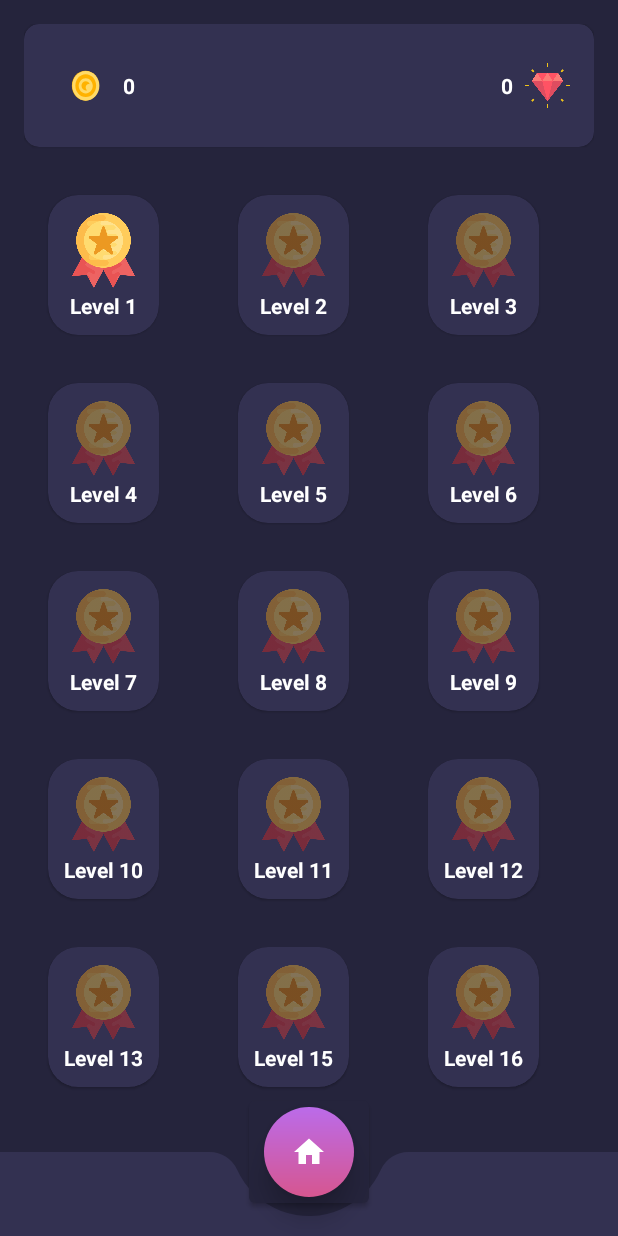
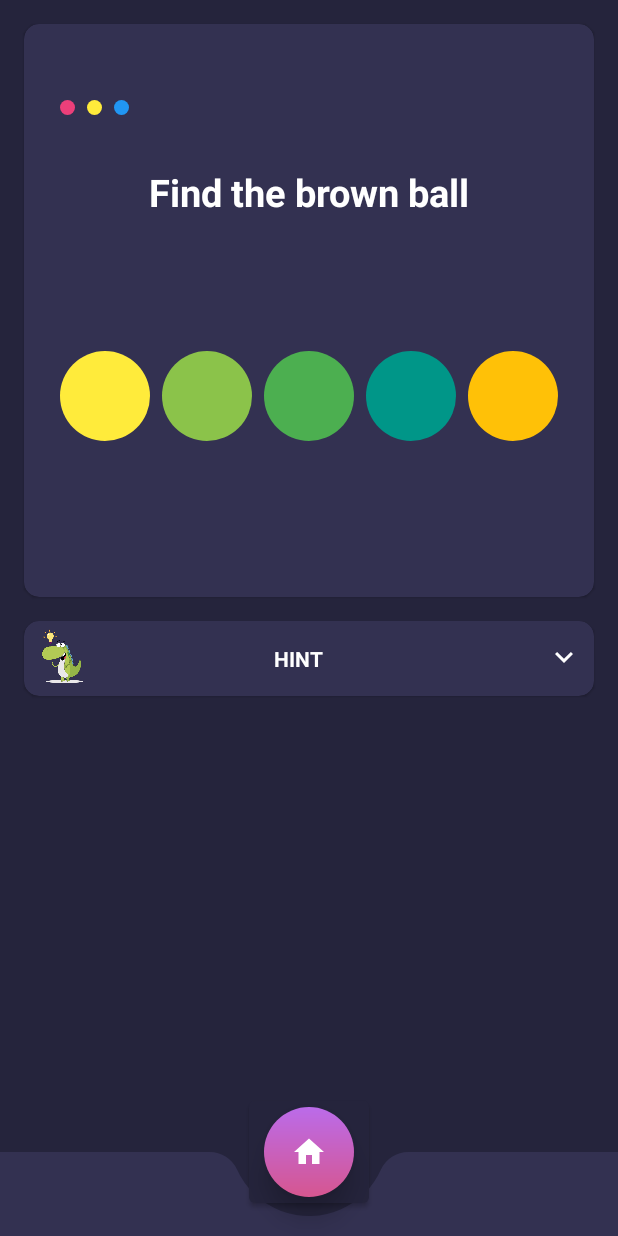
Before and after one commit to ThanaCS/Kotlin-Puzzle-Game, an Android app: the screen it shows after launch (MainActivity), on a phone screen of 412 x 824 dp. Run offline under Robolectric (Android 15) with nearby library versions, the phone set to English and light mode, and no system bars; our stand-ins replace Dagger/Hilt's generated code, navigation-ui; plain views replace GlowButton.

Commit message:
Design Level 6

```diff
--- a/app/src/main/java/com/thana/simplegame/data/model/LevelList.kt
+++ b/app/src/main/java/com/thana/simplegame/data/model/LevelList.kt
@@ -31,7 +31,8 @@ val levelList: List<GameInfo> = listOf(
     ),
     GameInfo(
         level = 6,
-        gems = 0
+        gems = 0,
+        fragmentID = R.id.levelSixFragment
     ),
     GameInfo(
         level = 7,
--- a/app/src/main/java/com/thana/simplegame/data/repository/SharedRepository.kt
+++ b/app/src/main/java/com/thana/simplegame/data/repository/sharedrepositoy/SharedRepository.kt
@@ -1,4 +1,4 @@
-package com.thana.simplegame.data.repository
+package com.thana.simplegame.data.repository.sharedrepositoy
 
 interface SharedRepository {
 
--- a/app/src/main/java/com/thana/simplegame/data/repository/SharedRepositoryImpl.kt
+++ b/app/src/main/java/com/thana/simplegame/data/repository/sharedrepositoy/SharedRepositoryImpl.kt
@@ -1,6 +1,7 @@
-package com.thana.simplegame.data.repository
+package com.thana.simplegame.data.repository.sharedrepositoy
 
 import com.thana.simplegame.data.common.SharedPreferences
+import com.thana.simplegame.data.repository.sharedrepositoy.SharedRepository
 import javax.inject.Inject
 
 class SharedRepositoryImpl @Inject constructor(private val sharedPreferences: SharedPreferences) :
--- a/app/src/main/java/com/thana/simplegame/di/RepositoryModule.kt
+++ b/app/src/main/java/com/thana/simplegame/di/RepositoryModule.kt
@@ -1,7 +1,7 @@
 package com.thana.simplegame.di
 
-import com.thana.simplegame.data.repository.SharedRepository
-import com.thana.simplegame.data.repository.SharedRepositoryImpl
+import com.thana.simplegame.data.repository.sharedrepositoy.SharedRepository
+import com.thana.simplegame.data.repository.sharedrepositoy.SharedRepositoryImpl
 import dagger.Binds
 import dagger.Module
 import dagger.hilt.InstallIn
--- a/app/src/main/java/com/thana/simplegame/ui/MainActivity.kt
+++ b/app/src/main/java/com/thana/simplegame/ui/MainActivity.kt
@@ -15,6 +15,7 @@ import dagger.hilt.android.AndroidEntryPoint
 class MainActivity : AppCompatActivity() {
 
     private val binding by viewBinding(ActivityMainBinding::inflate)
+
     private lateinit var navController: NavController
 
     override fun onCreate(savedInstanceState: Bundle?) {
--- a/app/src/main/java/com/thana/simplegame/ui/SharedViewModel.kt
+++ b/app/src/main/java/com/thana/simplegame/ui/SharedViewModel.kt
@@ -2,7 +2,7 @@ package com.thana.simplegame.ui
 
 import androidx.lifecycle.ViewModel
 import androidx.lifecycle.viewModelScope
-import com.thana.simplegame.data.repository.SharedRepository
+import com.thana.simplegame.data.repository.sharedrepositoy.SharedRepository
 import dagger.hilt.android.lifecycle.HiltViewModel
 import kotlinx.coroutines.launch
 import javax.inject.Inject
--- a/app/src/main/java/com/thana/simplegame/ui/GameLevelsAdapter.kt
+++ b/app/src/main/java/com/thana/simplegame/ui/home/GameLevelsAdapter.kt
@@ -1,4 +1,4 @@
-package com.thana.simplegame.ui
+package com.thana.simplegame.ui.home
 
 import android.view.LayoutInflater
 import android.view.ViewGroup
--- a/app/src/main/java/com/thana/simplegame/ui/HomeFragment.kt
+++ b/app/src/main/java/com/thana/simplegame/ui/home/HomeFragment.kt
@@ -1,4 +1,4 @@
-package com.thana.simplegame.ui
+package com.thana.simplegame.ui.home
 
 import android.os.Bundle
 import android.view.View
@@ -6,9 +6,9 @@ import androidx.fragment.app.viewModels
 import androidx.navigation.fragment.findNavController
 import androidx.recyclerview.widget.GridLayoutManager
 import com.thana.simplegame.R
-import com.thana.simplegame.data.common.SharedPreferences
 import com.thana.simplegame.data.model.levelList
 import com.thana.simplegame.databinding.FragmentHomeBinding
+import com.thana.simplegame.ui.SharedViewModel
 import com.thana.simplegame.ui.common.BaseFragment
 import com.thana.simplegame.ui.common.viewBinding
 import dagger.hilt.android.AndroidEntryPoint
--- a/app/src/main/java/com/thana/simplegame/ui/LevelClickListeners.kt
+++ b/app/src/main/java/com/thana/simplegame/ui/home/LevelClickListeners.kt
@@ -1,4 +1,4 @@
-package com.thana.simplegame.ui
+package com.thana.simplegame.ui.home
 
 interface LevelClickListeners {
 
--- /dev/null
+++ b/app/src/main/res/layout/fragment_level_six.xml
@@ -0,0 +1,254 @@
+<?xml version="1.0" encoding="utf-8"?>
+<androidx.constraintlayout.widget.ConstraintLayout xmlns:android="http://schemas.android.com/apk/res/android"
+    xmlns:app="http://schemas.android.com/apk/res-auto"
+    android:layout_width="match_parent"
+    android:layout_height="match_parent">
+
+    <com.google.android.material.card.MaterialCardView
+        android:id="@+id/materialCardView"
+        android:layout_width="match_parent"
+        android:layout_height="wrap_content"
+        android:layout_margin="16dp"
+        android:backgroundTint="@color/card_background"
+        app:cardCornerRadius="10dp"
+        app:layout_constraintEnd_toEndOf="parent"
+        app:layout_constraintStart_toStartOf="parent"
+        app:layout_constraintTop_toTopOf="parent">
+
+        <androidx.constraintlayout.widget.ConstraintLayout
+            android:id="@+id/area"
+            android:layout_width="match_parent"
+            android:layout_height="350dp"
+            android:layout_margin="16dp">
+
+            <ImageView
+                android:id="@+id/imageView5"
+                android:layout_width="10dp"
+                android:layout_height="10dp"
+                android:layout_marginStart="8dp"
+                android:src="@drawable/circle"
+                app:layout_constraintBottom_toBottomOf="@+id/imageView4"
+                app:layout_constraintStart_toStartOf="parent"
+                app:layout_constraintTop_toTopOf="@+id/imageView4" />
+
+            <ImageView
+                android:id="@+id/imageView4"
+                android:layout_width="10dp"
+                android:layout_height="10dp"
+                android:layout_marginStart="8dp"
+                android:src="@drawable/circle"
+                app:layout_constraintBottom_toBottomOf="@+id/imageView3"
+                app:layout_constraintStart_toEndOf="@+id/imageView5"
+                app:layout_constraintTop_toTopOf="@+id/imageView3"
+                app:tint="#FFEB3B" />
+
+            <ImageView
+                android:id="@+id/imageView3"
+                android:layout_width="10dp"
+                android:layout_height="10dp"
+                android:layout_marginStart="8dp"
+                android:src="@drawable/circle"
+                app:layout_constraintBottom_toTopOf="@+id/swipe_text"
+                app:layout_constraintStart_toEndOf="@+id/imageView4"
+                app:layout_constraintTop_toTopOf="parent"
+                app:tint="@color/blue" />
+
+            <com.google.android.material.button.MaterialButton
+                android:id="@+id/next"
+                style="@style/Widget.MaterialComponents.Button.TextButton.Dialog"
+                android:layout_width="wrap_content"
+                android:layout_height="wrap_content"
+                android:backgroundTint="@color/app_theme"
+                android:visibility="invisible"
+                app:icon="@drawable/ic_next"
+                app:iconGravity="end"
+                app:iconTint="@color/white"
+                app:layout_constraintEnd_toEndOf="parent"
+                app:layout_constraintTop_toTopOf="parent" />
+
+            <TextView
+                android:id="@+id/swipe_text"
+                android:layout_width="wrap_content"
+                android:layout_height="wrap_content"
+                android:layout_marginTop="8dp"
+                android:text="@string/question_level_six"
+                android:textColor="@color/white"
+                android:textSize="25sp"
+                android:textStyle="bold"
+                app:layout_constraintEnd_toEndOf="parent"
+                app:layout_constraintStart_toStartOf="parent"
+                app:layout_constraintTop_toBottomOf="@+id/right" />
+
+            <ImageView
+                android:id="@+id/right"
+                android:layout_width="25dp"
+                android:layout_height="25dp"
+                android:src="@drawable/ic_check"
+                android:visibility="invisible"
+                app:layout_constraintBottom_toBottomOf="@+id/next"
+                app:layout_constraintEnd_toEndOf="parent"
+                app:layout_constraintStart_toStartOf="parent"
+                app:layout_constraintTop_toTopOf="@+id/next"
+                app:tint="@color/green" />
+
+
+            <ImageView
+                android:id="@+id/ball1"
+                android:layout_width="60dp"
+                android:layout_height="wrap_content"
+                android:layout_marginEnd="8dp"
+                android:src="@drawable/circle"
+                app:layout_constraintBottom_toBottomOf="@+id/ball2"
+                app:layout_constraintEnd_toStartOf="@+id/ball2"
+                app:layout_constraintTop_toTopOf="@+id/ball2"
+                app:tint="#FFEB3B" />
+
+            <ImageView
+                android:id="@+id/ball2"
+                android:layout_width="60dp"
+                android:layout_height="wrap_content"
+                android:layout_marginEnd="8dp"
+                android:src="@drawable/circle"
+                app:layout_constraintBottom_toBottomOf="@+id/ball3"
+                app:layout_constraintEnd_toStartOf="@+id/ball3"
+                app:layout_constraintTop_toTopOf="@+id/ball3"
+                app:tint="#8BC34A" />
+
+            <ImageView
+                android:id="@+id/ball3"
+                android:layout_width="60dp"
+                android:layout_height="wrap_content"
+                android:src="@drawable/circle"
+                app:layout_constraintBottom_toBottomOf="parent"
+                app:layout_constraintEnd_toEndOf="parent"
+                app:layout_constraintStart_toStartOf="parent"
+                app:layout_constraintTop_toBottomOf="@+id/swipe_text"
+                app:tint="#4CAF50" />
+
+            <ImageView
+                android:id="@+id/ball4"
+                android:layout_width="60dp"
+                android:layout_height="wrap_content"
+                android:layout_marginStart="8dp"
+                android:src="@drawable/circle"
+                app:layout_constraintBottom_toBottomOf="@+id/ball3"
+                app:layout_constraintStart_toEndOf="@+id/ball3"
+                app:layout_constraintTop_toTopOf="@+id/ball3"
+                app:tint="#009688" />
+
+            <ImageView
+                android:id="@+id/ball5"
+                android:layout_width="60dp"
+                android:layout_height="wrap_content"
+                android:layout_marginStart="8dp"
+                android:src="@drawable/circle"
+                app:layout_constraintBottom_toBottomOf="@+id/ball4"
+                app:layout_constraintStart_toEndOf="@+id/ball4"
+                app:layout_constraintTop_toTopOf="@+id/ball4"
+                app:tint="#FFC107" />
+
+            <ImageView
+                android:id="@+id/brow_ball"
+                android:layout_width="60dp"
+                android:layout_height="wrap_content"
+                android:layout_gravity="center"
+                android:src="@drawable/circle"
+                android:visibility="gone"
+                app:layout_constraintBottom_toBottomOf="parent"
+                app:layout_constraintEnd_toEndOf="parent"
+                app:layout_constraintStart_toStartOf="parent"
+                app:layout_constraintTop_toBottomOf="@+id/swipe_text"
+                app:tint="#614632" />
+
+        </androidx.constraintlayout.widget.ConstraintLayout>
+    </com.google.android.material.card.MaterialCardView>
+
+    <com.airbnb.lottie.LottieAnimationView
+        android:id="@+id/celebrate"
+        android:layout_width="match_parent"
+        android:layout_height="250dp"
+        android:visibility="gone"
+        app:layout_constraintBottom_toBottomOf="parent"
+        app:layout_constraintEnd_toEndOf="parent"
+        app:layout_constraintStart_toStartOf="parent"
+        app:lottie_autoPlay="false"
+        app:lottie_fileName="celebrate.json"
+        app:lottie_loop="true" />
+
+    <com.google.android.material.card.MaterialCardView
+        android:layout_width="match_parent"
+        android:layout_height="wrap_content"
+        android:layout_margin="16dp"
+        android:layout_marginTop="16dp"
+        android:backgroundTint="@color/card_background"
+        app:cardCornerRadius="10dp"
+        app:layout_constraintEnd_toEndOf="parent"
+        app:layout_constraintStart_toStartOf="parent"
+        app:layout_constraintTop_toBottomOf="@+id/materialCardView">
+
+        <androidx.constraintlayout.widget.ConstraintLayout
+            android:id="@+id/hint_root"
+            android:layout_width="match_parent"
+            android:layout_height="wrap_content">
+
+            <ImageView
+                android:id="@+id/imageView2"
+                android:layout_width="50dp"
+                android:layout_height="50dp"
+                android:src="@drawable/idea"
+                app:layout_constraintStart_toStartOf="parent"
+                app:layout_constraintTop_toTopOf="parent" />
+
+            <TextView
+                android:id="@+id/textView3"
+                android:layout_width="wrap_content"
+                android:layout_height="wrap_content"
+                android:text="@string/hint"
+                android:textColor="@color/white"
+                android:textStyle="bold"
+                app:layout_constraintBottom_toBottomOf="@+id/imageView2"
+                app:layout_constraintEnd_toStartOf="@+id/expand"
+                app:layout_constraintStart_toEndOf="@+id/imageView2"
+                app:layout_constraintTop_toTopOf="parent" />
+
+            <TextView
+                android:id="@+id/hint"
+                android:layout_width="wrap_content"
+                android:layout_height="wrap_content"
+                android:layout_marginTop="16dp"
+                android:padding="16dp"
+                android:text="@string/hint_level_six"
+                android:textColor="@color/white"
+                android:visibility="gone"
+                app:layout_constraintBottom_toBottomOf="parent"
+                app:layout_constraintEnd_toEndOf="parent"
+                app:layout_constraintStart_toStartOf="parent"
+                app:layout_constraintTop_toBottomOf="@+id/textView3" />
+
+            <com.google.android.material.button.MaterialButton
+                android:id="@+id/expand"
+                style="@style/Widget.MaterialComponents.Button.TextButton.Dialog"
+                android:layout_width="wrap_content"
+                android:layout_height="wrap_content"
+                app:icon="@drawable/ic_expand_arrow"
+                app:iconGravity="end"
+                app:iconTint="@color/white"
+                app:layout_constraintEnd_toEndOf="parent"
+                app:layout_constraintTop_toTopOf="parent" />
+
+            <com.google.android.material.button.MaterialButton
+                android:id="@+id/collapse"
+                style="@style/Widget.MaterialComponents.Button.TextButton.Dialog"
+                android:layout_width="wrap_content"
+                android:layout_height="wrap_content"
+                android:visibility="gone"
+                app:icon="@drawable/ic_collapse_arrow"
+                app:iconGravity="end"
+                app:iconTint="@color/white"
+                app:layout_constraintEnd_toEndOf="parent"
+                app:layout_constraintTop_toTopOf="parent" />
+
+        </androidx.constraintlayout.widget.ConstraintLayout>
+    </com.google.android.material.card.MaterialCardView>
+
+</androidx.constraintlayout.widget.ConstraintLayout>
--- a/app/src/main/res/navigation/nav_graph.xml
+++ b/app/src/main/res/navigation/nav_graph.xml
@@ -3,11 +3,11 @@
     xmlns:app="http://schemas.android.com/apk/res-auto"
     xmlns:tools="http://schemas.android.com/tools"
     android:id="@+id/nav_graph"
-    app:startDestination="@id/homeFragment">
+    app:startDestination="@id/levelSixFragment">
 
     <fragment
         android:id="@+id/homeFragment"
-        android:name="com.thana.simplegame.ui.HomeFragment"
+        android:name="com.thana.simplegame.ui.home.HomeFragment"
         android:label="fragment_home"
         tools:layout="@layout/fragment_home" >
         <action
@@ -62,6 +62,17 @@
         android:id="@+id/levelFiveFragment"
         android:name="com.thana.simplegame.ui.level5.LevelFiveFragment"
         android:label="fragment_level_five"
-        tools:layout="@layout/fragment_level_five" />
+        tools:layout="@layout/fragment_level_five" >
+        <action
+            android:id="@+id/action_levelFiveFragment_to_levelSixFragment"
+            app:destination="@id/levelSixFragment"
+            app:popUpTo="@id/levelFiveFragment"
+            app:popUpToInclusive="true" />
+    </fragment>
+    <fragment
+        android:id="@+id/levelSixFragment"
+        android:name="com.thana.simplegame.ui.level6.LevelSixFragment"
+        android:label="fragment_level_six"
+        tools:layout="@layout/fragment_level_six" />
 
 </navigation>
--- a/app/src/main/res/values/colors.xml
+++ b/app/src/main/res/values/colors.xml
@@ -22,4 +22,6 @@
     <color name="dark_background">#25243C</color>
     <color name="card_background">#333151</color>
     <color name="yellow">#734751</color>
+    <color name="brown">#653838</color>
+
 </resources>
--- a/app/src/main/res/values/strings.xml
+++ b/app/src/main/res/values/strings.xml
@@ -18,4 +18,7 @@
     //lvl five
     <string name="question_level_five">Find the pancake</string>
     <string name="hint_level_five">Maybe you should learn how to cook</string>
+    //lvl six
+    <string name="question_level_six">Find the brown ball</string>
+    <string name="hint_level_six">Try mixing colors</string>
 </resources>
```
Also changed, not shown: app/src/main/java/com/thana/simplegame/ui/level6/LevelSixFragment.kt (added, +223 -0 lines), 1 other file.
